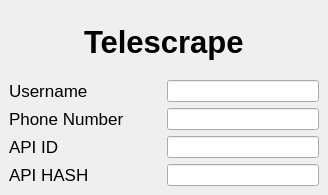
Qt form src/gui/main_window/MainWindow.ui (ephell/Telescrape) before a commit.
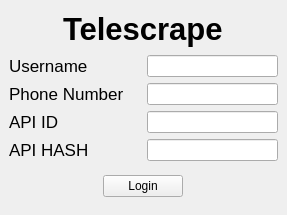
The same form after that commit. Custom widgets are drawn as their Qt base class.

Commit message: Adjust MainWindow and add LoginButton class

```diff
--- a/src/gui/main_window/MainWindow.ui
+++ b/src/gui/main_window/MainWindow.ui
@@ -6,8 +6,8 @@
    <rect>
     <x>0</x>
     <y>0</y>
-    <width>328</width>
-    <height>195</height>
+    <width>287</width>
+    <height>215</height>
    </rect>
   </property>
   <property name="windowTitle">
@@ -16,7 +16,7 @@
   <widget class="QWidget" name="centralwidget">
    <layout class="QVBoxLayout" name="verticalLayout_2">
     <item>
-     <layout class="QHBoxLayout" name="horizontalLayout_5">
+     <layout class="QVBoxLayout" name="verticalLayout_3">
       <item alignment="Qt::AlignHCenter">
        <widget class="QLabel" name="label_5">
         <property name="font">
@@ -136,9 +136,33 @@
       </item>
      </layout>
     </item>
+    <item>
+     <layout class="QHBoxLayout" name="horizontalLayout_5">
+      <item alignment="Qt::AlignHCenter|Qt::AlignVCenter">
+       <widget class="LoginButton" name="pushButton">
+        <property name="sizePolicy">
+         <sizepolicy hsizetype="Fixed" vsizetype="Fixed">
+          <horstretch>0</horstretch>
+          <verstretch>0</verstretch>
+         </sizepolicy>
+        </property>
+        <property name="text">
+         <string>Login</string>
+        </property>
+       </widget>
+      </item>
+     </layout>
+    </item>
    </layout>
   </widget>
  </widget>
+ <customwidgets>
+  <customwidget>
+   <class>LoginButton</class>
+   <extends>QPushButton</extends>
+   <header>src.gui.main_window.button_login</header>
+  </customwidget>
+ </customwidgets>
  <resources/>
  <connections/>
 </ui>
```
Left out of the diff: 10 changed lines with no effect on the pictures. The commit also changes 2 other files.
